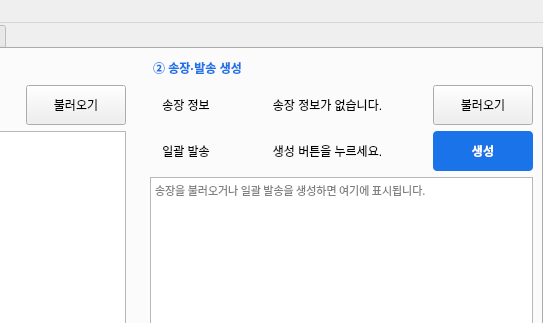
Qt form ui/main_window.ui (Peanut0711/easy-fulfill) before a commit; both pictures show x 337 to 880 and y 0 to 323 of the 880 by 740 pixel window.
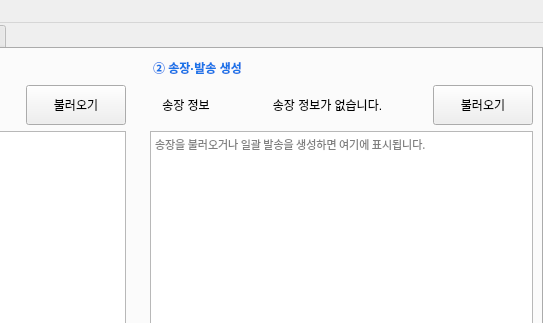
The same form after that commit.

Commit message:
feat(ui): 일괄 발송 자동 생성 상시화 — 옵션·생성 버튼 제거
모든 사용자가 자동 생성을 켜고 쓰므로 설정·수동 버튼을 정리.
- 환경설정 '자동화 옵션(송장 로드 시 자동 생성)' 체크박스·그룹 제거, 상시 ON 고정.
- 주문·발송 탭의 일괄 발송 라인(라벨·상태·생성 버튼) 제거.
- 생성 결과는 송장 상태줄(label_invoice)에 통합: '…xlsx · 발송 생성 완료 ✓' /
  실패 시 '… · 발송 생성 실패'. 재시도는 송장 「불러오기」가 대신.
- 관련 코드 정리: 체크박스 로드/저장(save_app_settings)·버튼 활성화 게이팅·
  유효성 property 래퍼 제거(일반 속성 복귀). QUiLoader·빌드 검증 완료.

What changed in the file:
```diff
--- a/ui/main_window.ui
+++ b/ui/main_window.ui
@@ -315,76 +315,6 @@
               </item>
              </layout>
             </item>
-            <item>
-             <layout class="QHBoxLayout" name="horizontalLayout_ship_row2">
-              <property name="spacing">
-               <number>8</number>
-              </property>
-              <item>
-               <widget class="QLabel" name="label_2">
-                <property name="minimumSize">
-                 <size>
-                  <width>72</width>
-                  <height>40</height>
-                 </size>
-                </property>
-                <property name="alignment">
-                 <set>Qt::AlignmentFlag::AlignCenter</set>
-                </property>
-                <property name="text">
-                 <string>일괄 발송</string>
-                </property>
-                <property name="wordWrap">
-                 <bool>true</bool>
-                </property>
-               </widget>
-              </item>
-              <item>
-               <widget class="QLabel" name="label_generate_invoice">
-                <property name="minimumSize">
-                 <size>
-                  <width>180</width>
-                  <height>40</height>
-                 </size>
-                </property>
-                <property name="sizePolicy">
-                 <sizepolicy hsizetype="Expanding" vsizetype="Preferred">
-                  <horstretch>1</horstretch>
-                  <verstretch>0</verstretch>
-                 </sizepolicy>
-                </property>
-                <property name="text">
-                 <string>생성 버튼을 누르세요.</string>
-                </property>
-                <property name="alignment">
-                 <set>Qt::AlignmentFlag::AlignCenter</set>
-                </property>
-               </widget>
-              </item>
-              <item>
-               <widget class="QPushButton" name="pushButton_generate_invoice">
-               <property name="styleSheet">
-                <string>QPushButton { background-color: #1a73e8; color: white; border: none; border-radius: 4px; font-weight: 600; } QPushButton:hover { background-color: #1666c1; } QPushButton:disabled { background-color: #b9c7da; color: #eef; }</string>
-               </property>
-                <property name="minimumSize">
-                 <size>
-                  <width>100</width>
-                  <height>40</height>
-                 </size>
-                </property>
-                <property name="maximumSize">
-                 <size>
-                  <width>120</width>
-                  <height>44</height>
-                 </size>
-                </property>
-                <property name="text">
-                 <string>생성</string>
-                </property>
-               </widget>
-              </item>
-             </layout>
-            </item>
             <item>
              <widget class="QPlainTextEdit" name="plainTextEdit_invoice">
               <property name="sizePolicy">
```
Left out of the diff: 19 changed lines with no effect on the pictures. The commit also changes 1 other file.
